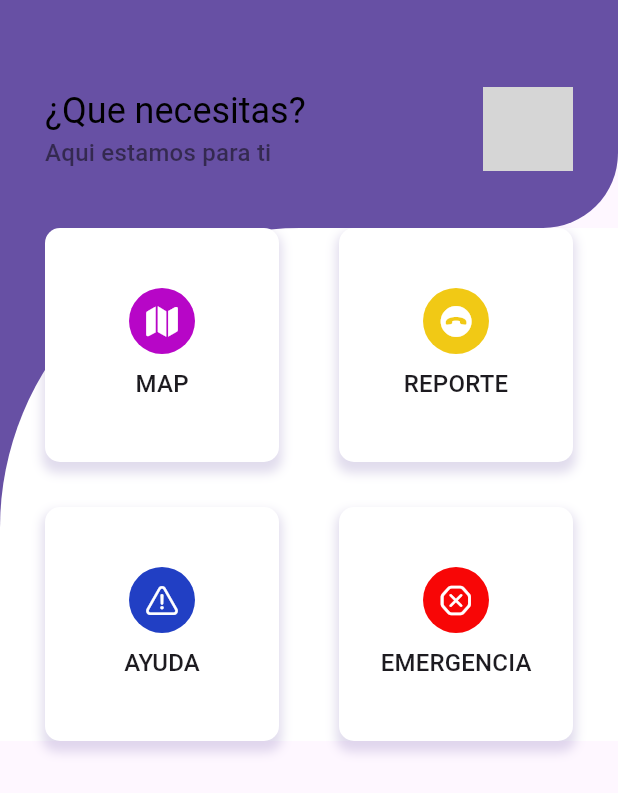
After one commit to samuelo1020/safe-guard-, a Flutter app: the MyHomePage screen opened directly, on a phone screen of 412 x 824 dp. The commit adds this screen. Shown: the top 793 px of the screen. Run offline on Flutter 3.47's test engine with Material 3 defaults, Android fonts, the phone set to English and light mode, and no system bars; our stand-ins replace google_fonts; grey boxes are pictures that could not be loaded.

Commit message:
entrega parte3

```diff
--- a/lib/main.dart
+++ b/lib/main.dart
@@ -1,4 +1,4 @@
-import 'package:flutter/material.dart';
+ import 'package:flutter/material.dart';
 
 import 'pages/login_page.dart';
 
--- /dev/null
+++ b/lib/pages/menu_page.dart
@@ -0,0 +1,131 @@
+import 'package:flutter/cupertino.dart';
+import 'package:flutter/material.dart';
+import 'package:flutter/services.dart';
+
+void main() {
+  SystemChrome.setSystemUIOverlayStyle(const SystemUiOverlayStyle(
+    statusBarColor: Colors.transparent
+  ));
+  runApp(const MyApp());
+}
+
+class MyApp extends StatelessWidget {
+  const MyApp({super.key});
+
+  @override
+  Widget build(BuildContext context) {
+    return MaterialApp(
+      debugShowCheckedModeBanner: false,
+      title: 'Dashboard',
+      theme: ThemeData(
+        primarySwatch: Colors.indigo,
+      ),
+      home: const MyHomePage(),
+    );
+  }
+}
+
+class MyHomePage extends StatefulWidget {
+  const MyHomePage({super.key});
+
+  @override
+  State<MyHomePage> createState() => _MyHomePageState();
+}
+
+class _MyHomePageState extends State<MyHomePage> {
+
+  @override
+  Widget build(BuildContext context) {
+    return Scaffold(
+      body: ListView(
+        padding: EdgeInsets.zero,
+        children: [
+          Container(
+            decoration: BoxDecoration(
+              color: Theme.of(context).primaryColor,
+              borderRadius: const BorderRadius.only(
+                bottomRight: Radius.circular(50),
+              ),
+            ),
+            child: Column(
+              children: [
+                const SizedBox(height: 50),
+                ListTile(
+                  contentPadding: const EdgeInsets.symmetric(horizontal: 30),
+                  title: Text('¿Que necesitas?', style: Theme.of(context).textTheme.headlineSmall?.copyWith(
+                      color: Color.fromARGB(255, 0, 0, 0)
+                  )),
+                  subtitle: Text('Aqui estamos para ti', style: Theme.of(context).textTheme.titleMedium?.copyWith(
+                      color: const Color.fromARGB(137, 8, 8, 8)
+                  )),
+                  trailing: const CircleAvatar(
+                    radius: 30,
+                    backgroundImage: AssetImage('assets/images/user.JPG'),
+                  ),
+                ),
+                const SizedBox(height: 30)
+              ],
+            ),
+          ),
+          Container(
+            color: Theme.of(context).primaryColor,
+            child: Container(
+              padding: const EdgeInsets.symmetric(horizontal: 30),
+              decoration: const BoxDecoration(
+                color: Colors.white,
+                borderRadius: BorderRadius.only(
+                    topLeft: Radius.circular(200)
+                )
+              ),
+              child: GridView.count(
+                shrinkWrap: true,
+                physics: const NeverScrollableScrollPhysics(),
+                crossAxisCount: 2,
+                crossAxisSpacing: 40,
+                mainAxisSpacing: 30,
+                children: [
+                  itemDashboard('MAP', CupertinoIcons.map_fill, Color.fromARGB(255, 183, 6, 199)),
+                  itemDashboard('REPORTE', CupertinoIcons.phone_down_circle_fill, Color.fromARGB(255, 241, 201, 21)),
+                  itemDashboard('AYUDA', CupertinoIcons.exclamationmark_triangle, Color.fromARGB(255, 33, 63, 196)),
+                  itemDashboard('EMERGENCIA', CupertinoIcons.xmark_octagon, Color.fromARGB(255, 248, 6, 6)),
+
+                ],
+              ),
+            ),
+          ),
+          const SizedBox(height: 20)
+        ],
+      ),
+    );
+  }
+
+  itemDashboard(String title, IconData iconData, Color background) => Container(
+    decoration: BoxDecoration(
+      color: Colors.white,
+      borderRadius: BorderRadius.circular(10),
+      boxShadow: [
+        BoxShadow(
+          offset: const Offset(0, 5),
+          color: Theme.of(context).primaryColor.withOpacity(.2),
+          spreadRadius: 2,
+          blurRadius: 5
+        )
+      ]
+    ),
+    child: Column(
+      mainAxisAlignment: MainAxisAlignment.center,
+      children: [
+        Container(
+          padding: const EdgeInsets.all(10),
+          decoration: BoxDecoration(
+            color: background,
+            shape: BoxShape.circle,
+          ),
+          child: Icon(iconData, color: Colors.white)
+        ),
+        const SizedBox(height: 8),
+        Text(title.toUpperCase(), style: Theme.of(context).textTheme.titleMedium)
+      ],
+    ),
+  );
+}
```
Also changed, not shown: lib/pages/login_page.dart (line endings or trailing spaces), 1 other file.
